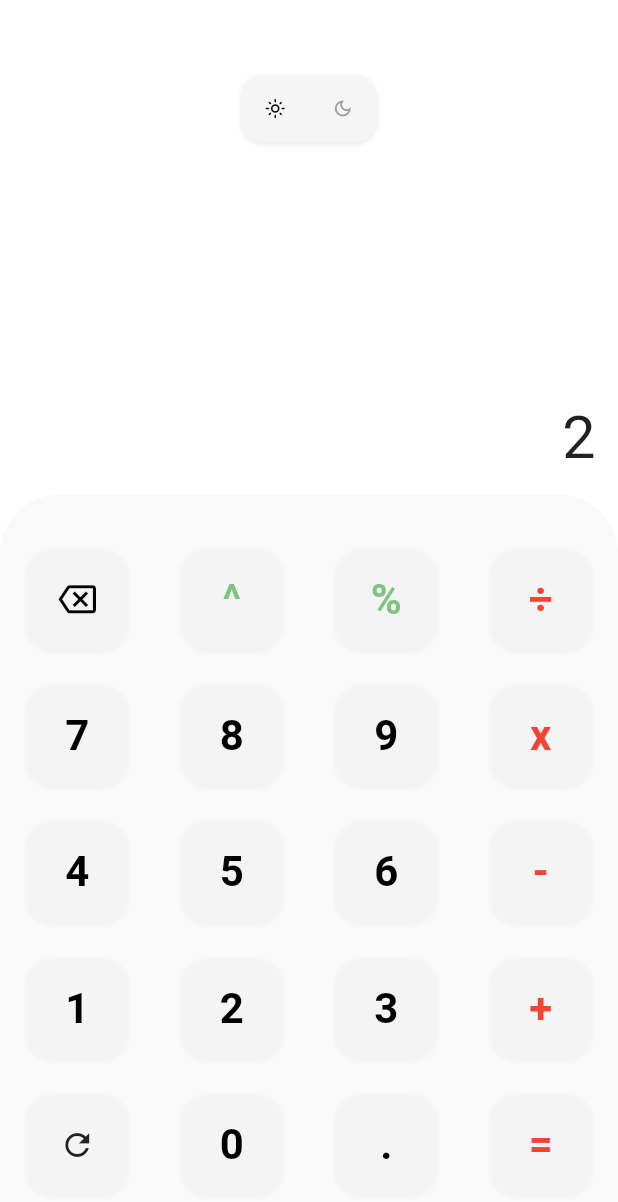
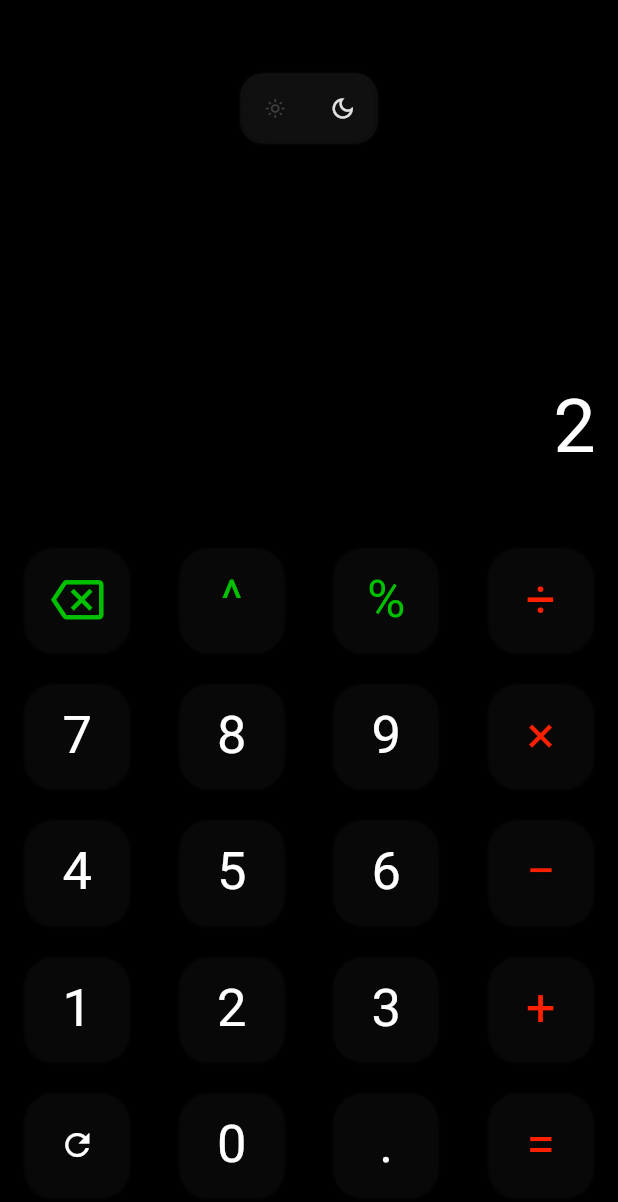
Before and after one commit to Crypted420/Calculator-Flutter, a Flutter app: the screen it shows after launch, item 2 of the bottom bar chosen, on a phone screen of 412 x 824 dp. Shown: the top 1202 px of the screen. Run offline on Flutter 3.47's test engine with Material 2 defaults, Android fonts, the phone set to English and light mode, and no system bars; our stand-ins replace math_expressions; Roboto replaces fonts that are missing (OpenSans).

```diff
--- a/lib/index.dart
+++ b/lib/index.dart
@@ -14,11 +14,12 @@ class _CalulatorState extends State<Calculator> {
     final containerHeight = MediaQuery.of(context).size.height;
     final containerWidth = MediaQuery.of(context).size.width;
     return Scaffold(
+      backgroundColor: darkmode ? Colors.black : Colors.white,
       body: Column(
         children: [
           Container(
               height: containerHeight / 2.5,
-              color: Colors.white,
+              color: darkmode ? Colors.black : Colors.white,
               child: resultDisplay(containerWidth, containerHeight)),
           Expanded(child: keyPads(containerWidth, containerHeight))
         ],
@@ -26,10 +27,12 @@ class _CalulatorState extends State<Calculator> {
     );
   }
 
+  bool darkmode = true;
+
   final keyPadsValue = [
     ['C', '^', '%', '÷'],
-    ['7', '8', '9', 'x'],
-    ['4', '5', '6', '-'],
+    ['7', '8', '9', '×'],
+    ['4', '5', '6', '−'],
     ['1', '2', '3', '+'],
     ['R', '0', '.', '=']
   ];
@@ -42,9 +45,10 @@ class _CalulatorState extends State<Calculator> {
         width: double.infinity,
         height: double.infinity,
         padding: const EdgeInsets.only(top: 20, bottom: 20),
-        decoration: const BoxDecoration(
-          color: Color.fromRGBO(249, 249, 249, 1),
-          borderRadius: BorderRadius.only(
+        decoration: BoxDecoration(
+          color:
+              darkmode ? Colors.black : const Color.fromRGBO(249, 249, 249, 1),
+          borderRadius: const BorderRadius.only(
               topLeft: Radius.circular(40), topRight: Radius.circular(40)),
         ),
         child: Column(children: [
@@ -68,8 +72,15 @@ class _CalulatorState extends State<Calculator> {
       Expression exp = p.parse(expression);
       ContextModel cm = ContextModel();
       double result = exp.evaluate(EvaluationType.REAL, cm);
+
+      bool checkResult = result % 1 == 0 ? true : false;
+      if (checkResult) {
+        return result.round();
+      } else {
         return result;
+      }
     } catch (e) {
+      log(e.toString());
       return 'syntax error';
     }
   }
@@ -83,20 +94,27 @@ class _CalulatorState extends State<Calculator> {
       inputs = '';
       expression = '';
       previousCal = '';
-    } else if (inputs.length > 20) {
+    } else if (inputs.length > 15) {
       inputs = inputs;
     } else if (keys[index] == '+' ||
-        keys[index] == '-' ||
+        keys[index] == '−' ||
         keys[index] == '÷' ||
         keys[index] == '^' ||
-        keys[index] == 'x' ||
+        keys[index] == '×' ||
         keys[index] == '%') {
-      inputs += ' ${keys[index]} ';
-      expression += '${keys[index] == 'x' ? '*' : keys[index]}';
+      inputs += '${keys[index]}';
+      expression +=
+          '${keys[index] == '×' ? '*' : (keys[index] == '÷' ? '/' : (keys[index] == '−' ? '-' : keys[index]))}';
     } else if (keys[index] == '=') {
+      if (inputs.isNotEmpty) {
         previousCal = expression;
         inputs = evaluateExpression().toString();
         expression = inputs;
+      } else {
+        previousCal = '';
+        inputs = '';
+        expression = '';
+      }
     } else {
       inputs += keys[index];
       expression += keys[index];
@@ -118,24 +136,41 @@ class _CalulatorState extends State<Calculator> {
                 BoxShadow(
                   color: Colors.grey.withOpacity(0.2),
                   spreadRadius: 0.1,
-                  blurRadius: 2,
-                  offset: const Offset(0, 1),
+                  blurRadius: darkmode ? 1 : 2,
+                  offset: darkmode ? const Offset(0, 0) : const Offset(0, 2),
                 )
               ],
-              color: Colors.grey[100],
+              color: darkmode
+                  ? const Color.fromRGBO(0, 0, 0, .5)
+                  : Colors.grey[100],
               borderRadius: BorderRadius.circular(15),
             ),
             child: Row(
               children: [
-                const Expanded(
+                Expanded(
+                  child: InkWell(
+                    onTap: () {
+                      setState(() {
+                        darkmode = !darkmode;
+                      });
+                    },
                     child: Icon(Icons.light_mode_outlined,
-                      color: Colors.black, size: 14),
+                        color: darkmode ? Colors.grey[800] : Colors.black,
+                        size: darkmode ? 14 : 18),
+                  ),
                 ),
                 Expanded(
+                  child: InkWell(
+                    onTap: () {
+                      setState(() {
+                        darkmode = true;
+                      });
+                    },
                     child: Icon(
                       Icons.dark_mode_outlined,
-                    color: Colors.grey[500],
-                    size: 14,
+                      color: darkmode ? Colors.grey[300] : Colors.grey[500],
+                      size: darkmode ? 18 : 14,
+                    ),
                   ),
                 )
               ],
@@ -149,28 +184,41 @@ class _CalulatorState extends State<Calculator> {
             alignment: const Alignment(1.0, 1.0),
             padding: const EdgeInsets.only(bottom: 15, right: 15, left: 10),
             child: Column(
-                mainAxisAlignment: MainAxisAlignment.end,
+              mainAxisAlignment: MainAxisAlignment.spaceBetween,
               crossAxisAlignment: CrossAxisAlignment.end,
               children: [
-                  Text(
+                Expanded(
+                  child: Container(
+                    alignment: Alignment.bottomRight,
+                    child: Text(
                       previousCal,
-                    style: TextStyle(
+                      style: const TextStyle(
                           color: Colors.grey,
                           fontFamily: 'OpenSans',
-                      fontSize: 25 - (inputs.length / 10).clamp(0, 3) * 5,
+                          // fontSize: 25 - (inputs.length / 10).clamp(0, 3) * 5,
+                          fontSize: 25,
                           fontWeight: FontWeight.w400,
+                          textBaseline: TextBaseline.alphabetic),
                     ),
                   ),
-                  Text(
+                ),
+                Expanded(
+                  child: Container(
+                    alignment: Alignment.bottomRight,
+                    child: Text(
                       inputs,
                       style: TextStyle(
                           fontFamily: 'OpenSans',
-                      fontSize: 40 - (inputs.length / 10).clamp(0, 3) * 5,
+                          // fontSize: 40 - (inputs.length / 10).clamp(0, 3) * 5,
+                          fontSize: inputs.length > 15 ? 40 : 50,
                           fontWeight: FontWeight.w400,
+                          color: darkmode ? Colors.white : Colors.black),
+                    ),
                   ),
                 ),
               ],
-              )),
+            ),
+          ),
         )
       ]),
     );
@@ -179,16 +227,17 @@ class _CalulatorState extends State<Calculator> {
   Expanded keyPadsContainer(final arrIndex, keys, containerWidth) {
     return Expanded(
       child: Wrap(
-        // spacing: 10,
         runSpacing: 10,
         children: List.generate(
           keys.length,
           (index) {
             Color textColor = arrIndex == 0
                 ? (index != 3
-                    ? const Color.fromARGB(179, 76, 175, 79)
-                    : Colors.red)
-                : (index != 3 ? Colors.black : Colors.red);
+                    ? const Color.fromRGBO(0, 192, 0, 1)
+                    : const Color.fromRGBO(255, 32, 0, 1))
+                : (index != 3
+                    ? (darkmode ? Colors.white : Colors.black)
+                    : const Color.fromRGBO(255, 32, 0, 1));
             return SizedBox(
               width: containerWidth / 4,
               height: 100,
@@ -216,15 +265,19 @@ class _CalulatorState extends State<Calculator> {
                     child: Center(
                         child: keys[index] == 'C'
                             ? const Icon(Icons.backspace_outlined,
-                                size: 25, color: Colors.black)
+                                size: 35, color: Color.fromRGBO(0, 192, 0, 1))
                             : (keys[index] == 'R'
-                                ? const Icon(Icons.refresh_outlined)
+                                ? Icon(
+                                    Icons.refresh_outlined,
+                                    color:
+                                        darkmode ? Colors.white : Colors.black,
+                                  )
                                 : Text(
                                     keys[index],
                                     style: TextStyle(
                                       fontFamily: 'OpenSans',
-                                      fontSize: 28,
-                                      fontWeight: FontWeight.w700,
+                                      fontSize: 35,
+                                      fontWeight: FontWeight.w400,
                                       color: textColor,
                                     ),
                                   ))),
```
Also changed, not shown: pubspec.yaml (+19 -14 lines), fonts/OpenSans-Bold.ttf (added), fonts/OpenSans-Light.ttf (added), fonts/OpenSans-Medium.ttf (added), fonts/OpenSans-Regular.ttf (added), fonts/OpenSans-SemiBold.ttf (added), icons/icon-180x180.png (added), icons/play_store_512.png (added), pubspec.lock, 34 other files. Lines whose indentation alone changed are shown as unchanged.
